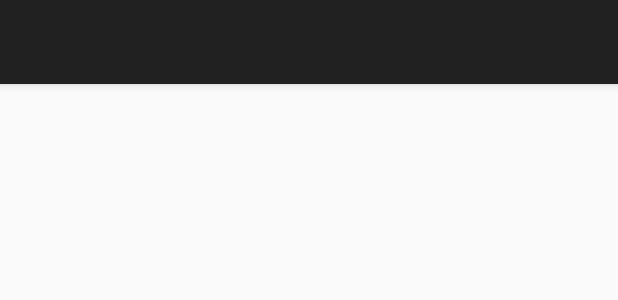
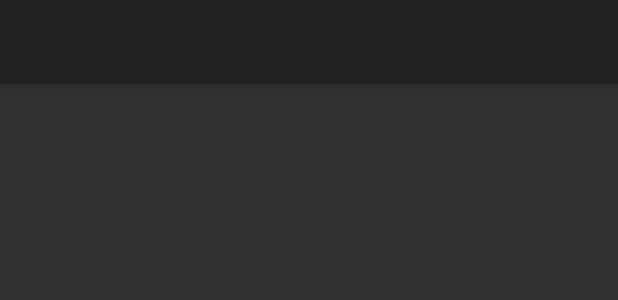
Before and after one commit to loicortola/led-controller, an Android app: the layout activity_main.xml on its own in the app's theme, with its tools: preview values and no code run, on a phone screen of 412 x 824 dp. Shown: the top 300 px of the screen. Run offline under Robolectric (Android 15) with nearby library versions, the phone set to English and light mode, and no system bars.

Commit message:
Fixed NPE and changed theme to Dark

```diff
--- a/android/app/build.gradle
+++ b/android/app/build.gradle
@@ -40,7 +40,7 @@ dependencies {
     compile 'com.android.support:cardview-v7:25.3.1'
     compile 'com.android.support:recyclerview-v7:25.3.1'
     compile 'com.android.support:design:25.3.1'
-    compile 'io.resourcepool:ssdp-client:1.1.0-SNAPSHOT'
+    compile 'io.resourcepool:ssdp-client:1.2.0-SNAPSHOT'
     compile 'com.larswerkman:HoloColorPicker:1.5'
     compile 'com.squareup.okhttp3:okhttp:3.0.1'
     compile 'de.hdodenhof:circleimageview:2.0.0'
--- a/android/app/src/main/res/layout/fragment_device_overview.xml
+++ b/android/app/src/main/res/layout/fragment_device_overview.xml
@@ -8,8 +8,7 @@
     android:paddingLeft="@dimen/activity_horizontal_margin"
     android:paddingRight="@dimen/activity_horizontal_margin"
     android:paddingTop="@dimen/activity_vertical_margin"
-    app:layout_behavior="@string/appbar_scrolling_view_behavior"
-    tools:showIn="@layout/app_bar_drawer">
+    app:layout_behavior="@string/appbar_scrolling_view_behavior">
 
     <android.support.v7.widget.RecyclerView
         android:id="@+id/recycler_view"
--- a/android/app/src/main/res/layout/fragment_remote_control.xml
+++ b/android/app/src/main/res/layout/fragment_remote_control.xml
@@ -3,7 +3,7 @@
     xmlns:tools="http://schemas.android.com/tools"
     android:layout_width="match_parent"
     android:layout_height="match_parent"
-    android:background="#eee"
+    android:background="#333"
     android:layout_margin="10dp"
     tools:context="com.loicortola.controller.ui.activity.DrawerActivity">
 
--- a/android/app/src/main/res/values/strings.xml
+++ b/android/app/src/main/res/values/strings.xml
@@ -1,13 +1,13 @@
 <resources>
-    <string name="app_name">IoT Controller</string>
+    <string name="app_name">LED Controller</string>
 
     <string name="action_sync">Re-Sync</string>
     <string name="switch_label">Power Switch</string>
-    <string name="select_preset_label">Select Preset</string>
+    <string name="select_preset_label">Select Scene</string>
     <string name="change_label">Change Color</string>
     <string name="animate_label">Animate</string>
     <string name="key">Controller Password Key</string>
-    <string name="title_activity_drawer">IoT Controller</string>
+    <string name="title_activity_drawer">LED Controller</string>
 
     <string name="navigation_drawer_open">Open navigation drawer</string>
     <string name="navigation_drawer_close">Close navigation drawer</string>
--- a/android/app/src/main/res/values/styles.xml
+++ b/android/app/src/main/res/values/styles.xml
@@ -1,7 +1,7 @@
 <resources>
 
     <!-- Base application theme. -->
-    <style name="AppTheme" parent="Theme.AppCompat.Light.DarkActionBar">
+    <style name="AppTheme" parent="Theme.AppCompat.NoActionBar">
         <!-- Customize your theme here. -->
     </style>
 
@@ -12,6 +12,6 @@
 
     <style name="AppTheme.AppBarOverlay" parent="ThemeOverlay.AppCompat.Dark.ActionBar" />
 
-    <style name="AppTheme.PopupOverlay" parent="ThemeOverlay.AppCompat.Light" />
+    <style name="AppTheme.PopupOverlay" parent="ThemeOverlay.AppCompat.Dark.ActionBar" />
 
 </resources>
```
